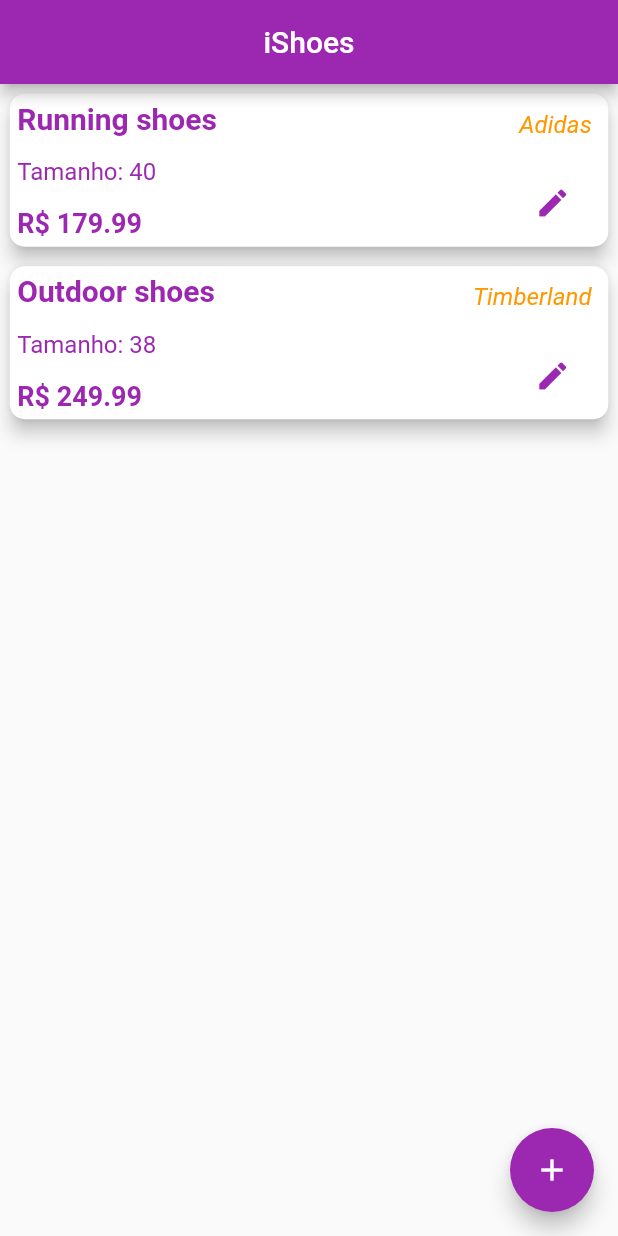
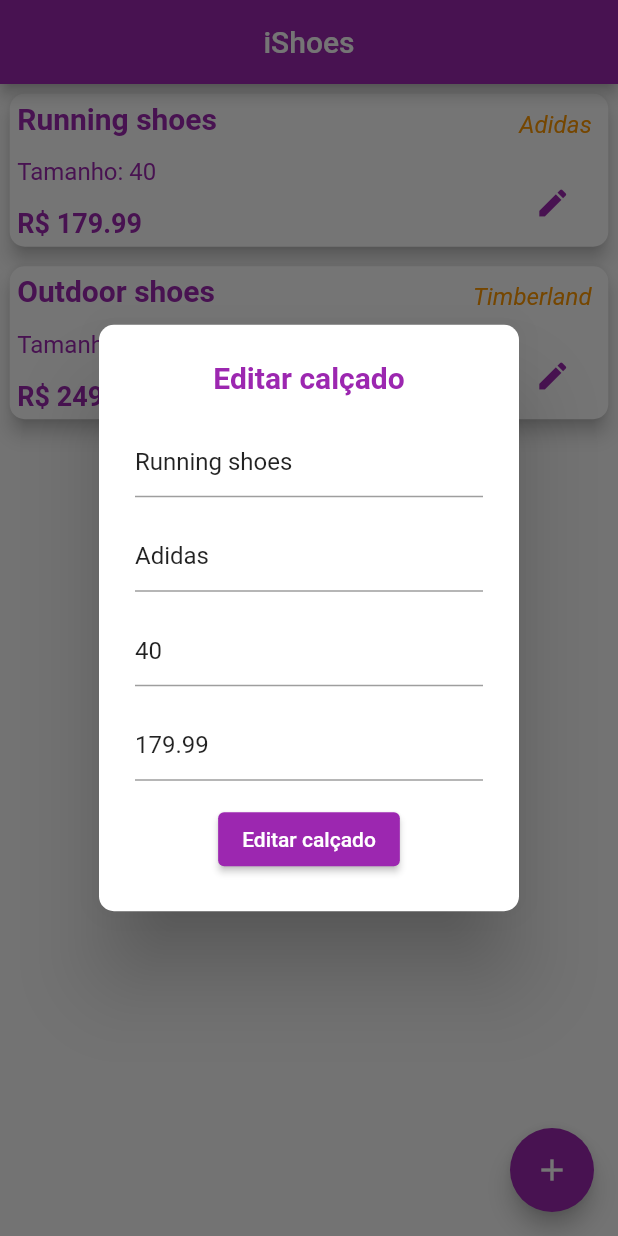
Before and after one commit to raphasauer/desafio-linx, a Flutter app: the screen it shows after launch, after a tap on the "edit" icon, on a phone screen of 412 x 824 dp. Run offline on Flutter 3.47's test engine with Material 2 defaults, Android fonts, the phone set to English and light mode, and no system bars.

Commit message:
Lógica de edição de calçado pronta

```diff
--- a/lib/main.dart
+++ b/lib/main.dart
@@ -66,6 +66,12 @@ class _MyHomePageState extends State<MyHomePage> {
     });
   }
 
+  void _updateShoe(Shoe updatedShoe) {
+    setState(() {
+      _shoeMap.update(updatedShoe.id, (value) => updatedShoe);
+    });
+  }
+
   @override
   Widget build(BuildContext context) {
     return Scaffold(
@@ -73,7 +79,7 @@ class _MyHomePageState extends State<MyHomePage> {
         title: const Text('iShoes'),
         centerTitle: true,
       ),
-      body: ShoeList(shoeList: _shoeMap.values),
+      body: ShoeList(shoeList: _shoeMap.values, editingHandler: _updateShoe),
       floatingActionButton: FloatingActionButton(
           onPressed: () {
             showDialog(
--- a/lib/widgets/edit_shoe.dart
+++ b/lib/widgets/edit_shoe.dart
@@ -58,7 +58,7 @@ class EditShoe extends StatelessWidget {
               controller: priceController,
             ),
             ElevatedButton(
-              child: Text('Inserir calçado'),
+              child: Text('Editar calçado'),
               onPressed: () {
                 editShoe(Shoe(
                     id: shoe.id,
@@ -66,6 +66,7 @@ class EditShoe extends StatelessWidget {
                     brand: brandNameController.text,
                     size: int.parse(sizeController.text),
                     price: double.parse(priceController.text)));
+                    Navigator.of(context).pop();
               },
             )
           ],
--- a/lib/widgets/shoe_list.dart
+++ b/lib/widgets/shoe_list.dart
@@ -3,17 +3,18 @@ import './shoe_widget.dart';
 import '../models/shoe.dart';
 
 class ShoeList extends StatelessWidget {
-   const ShoeList({ Key? key, required this.shoeList}) : super(key: key);
+  const ShoeList({Key? key, required this.shoeList, required this.editingHandler}) : super(key: key);
 
   final Iterable<Shoe> shoeList;
 
+  final Function editingHandler;
 
   @override
   Widget build(BuildContext context) {
     return ListView.builder(
-          itemCount: shoeList.length,
-          itemBuilder: (ctx, index) {
-            return ShoeWidget(shoeList.elementAt(index));
-          });
+        itemCount: shoeList.length,
+        itemBuilder: (ctx, index) {
+          return ShoeWidget(shoeList.elementAt(index), editingHandler);
+        });
   }
 }
--- a/lib/widgets/shoe_widget.dart
+++ b/lib/widgets/shoe_widget.dart
@@ -2,11 +2,13 @@
 
 import 'package:flutter/material.dart';
 import '../models/shoe.dart';
+import 'edit_shoe.dart';
 
 class ShoeWidget extends StatelessWidget {
   final Shoe shoe;
+  final Function editingHandler;
 
-  const ShoeWidget(this.shoe);
+  const ShoeWidget(this.shoe, this.editingHandler);
 
   @override
   Widget build(BuildContext context) {
@@ -63,7 +65,13 @@ class ShoeWidget extends StatelessWidget {
                         child: Icon(
                           Icons.edit,
                         ),
-                        onPressed: () => print('pressed'),
+                        onPressed: () {
+                          showDialog(
+                              context: context,
+                              builder: (BuildContext context) {
+                                return EditShoe(editShoe: editingHandler, shoe: shoe);
+                              });
+                        },
                       ),
                     ],
                   ),
```
